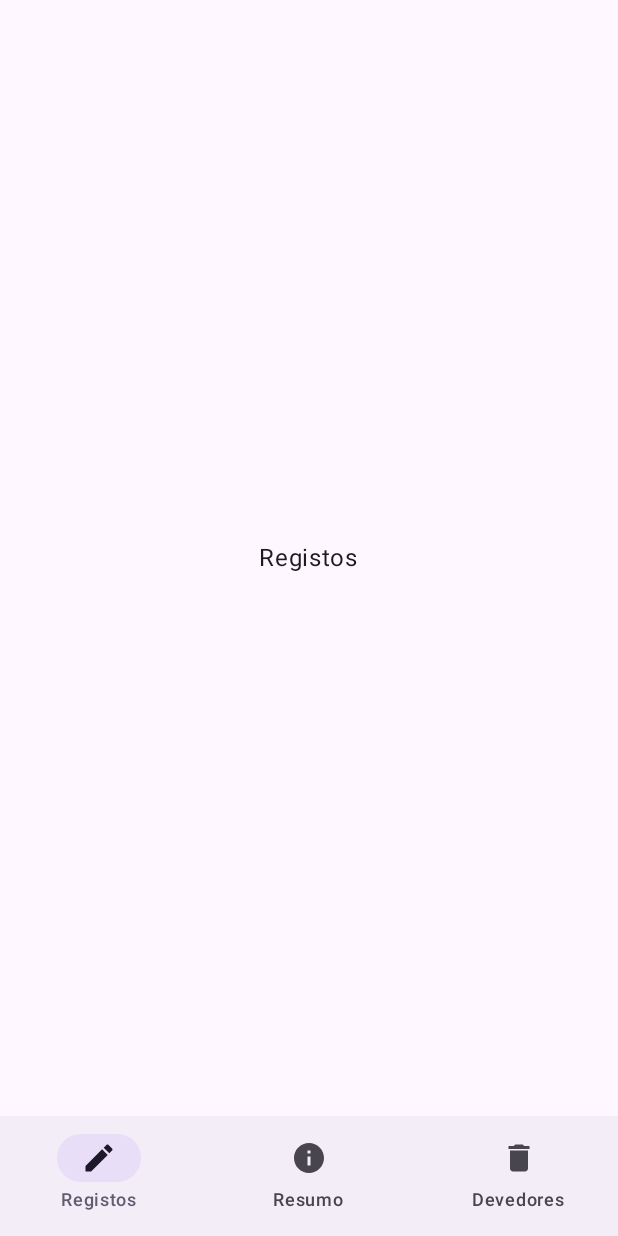
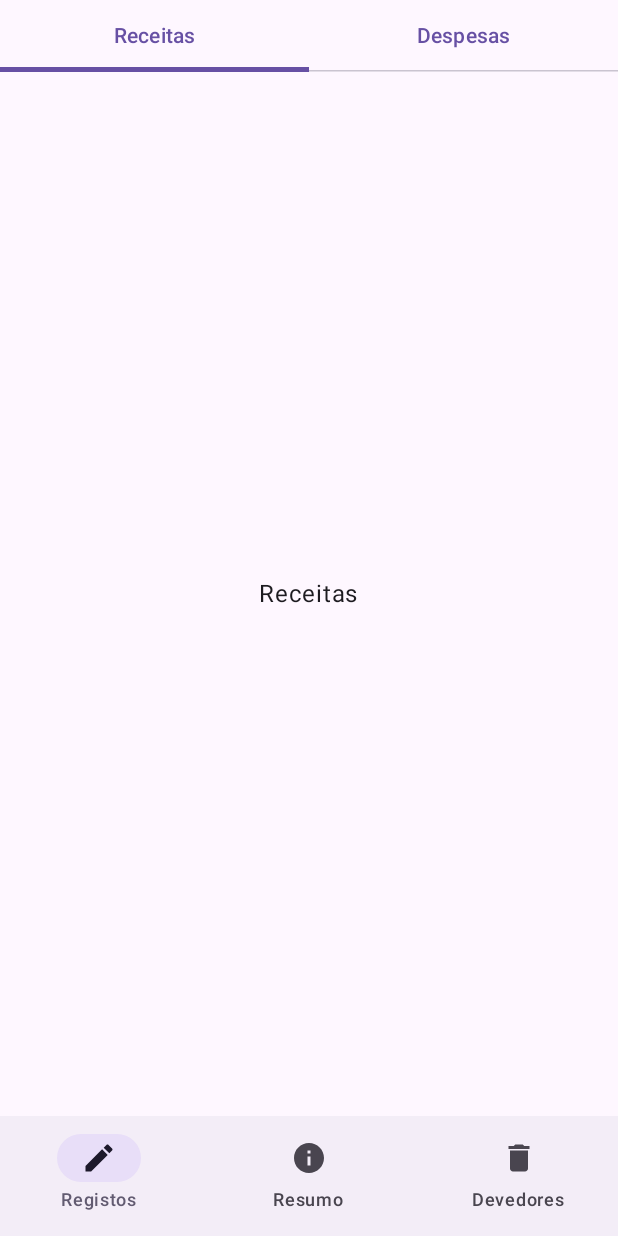
Before and after one commit to M1ngos/Negocio, an Android app built with Jetpack Compose: the RegisterScreen screen opened through its navigation route, on a phone screen of 412 x 824 dp. Run offline under Robolectric (Android 15) with nearby library versions, the phone set to English and light mode, and no system bars.

Commit message:
Registry tab navagation

```diff
--- /dev/null
+++ b/app/src/main/java/com/mobile/negocio/ui/navigation/NavRegistryItem.kt
@@ -0,0 +1,19 @@
+package com.mobile.negocio.ui.navigation
+
+import android.graphics.drawable.Icon
+import androidx.compose.material.icons.Icons
+import androidx.compose.ui.graphics.vector.ImageVector
+
+data class NavRegistryItem(
+    val title: String,
+)
+
+
+val navRegistryItems = listOf(
+    NavRegistryItem(
+        title = "Receitas",
+    ),
+    NavRegistryItem(
+        title = "Despesas",
+    ),
+)
--- a/app/src/main/java/com/mobile/negocio/ui/views/RegisterView.kt
+++ b/app/src/main/java/com/mobile/negocio/ui/views/RegisterView.kt
@@ -1,24 +1,76 @@
 package com.mobile.negocio.ui.views
 
+import androidx.compose.foundation.ExperimentalFoundationApi
 import androidx.compose.foundation.layout.Box
+import androidx.compose.foundation.layout.Column
 import androidx.compose.foundation.layout.fillMaxSize
+import androidx.compose.foundation.layout.fillMaxWidth
+import androidx.compose.foundation.pager.HorizontalPager
+import androidx.compose.foundation.pager.rememberPagerState
+import androidx.compose.material3.Tab
+import androidx.compose.material3.TabRow
 import androidx.compose.material3.Text
 import androidx.compose.runtime.Composable
+import androidx.compose.runtime.LaunchedEffect
+import androidx.compose.runtime.getValue
+import androidx.compose.runtime.mutableStateOf
+import androidx.compose.runtime.remember
+import androidx.compose.runtime.setValue
 import androidx.compose.ui.Alignment
 import androidx.compose.ui.Modifier
 import androidx.compose.ui.res.stringResource
 import com.mobile.negocio.R
+import com.mobile.negocio.ui.navigation.navRegistryItems
 
 
+@OptIn(ExperimentalFoundationApi::class)
 @Composable
 fun RegisterScreen () {
-    Box(
-        modifier = Modifier
-            .fillMaxSize(),
-        contentAlignment = Alignment.Center
-    ) {
-        Text(
-            text = stringResource(id = R.string.nav_register )
-        )
-    }
+   Column (modifier = Modifier
+       .fillMaxSize()
+   ) {
+       var selectedTabIndex by remember {
+           mutableStateOf(0)
+       }
+
+       val pagerState = rememberPagerState {
+           navRegistryItems.size
+       }
+
+       LaunchedEffect(selectedTabIndex) {
+           pagerState.animateScrollToPage(selectedTabIndex)
+       }
+
+       LaunchedEffect(pagerState.currentPage) {
+           selectedTabIndex = pagerState.currentPage
+       }
+
+       TabRow(selectedTabIndex = selectedTabIndex ) {
+            navRegistryItems.forEachIndexed { index, navRegistryItem ->
+                Tab(
+                    selected = index == selectedTabIndex,
+                    onClick = {
+                        selectedTabIndex = index
+                    },
+                    text = {
+                        Text(text = navRegistryItem.title)
+                    }
+                )
+            }
+        }
+
+       HorizontalPager(
+           state = pagerState,
+           modifier = Modifier
+               .fillMaxWidth()
+               .weight(1f)
+       ) {index ->
+          Box(
+              modifier = Modifier.fillMaxSize(),
+              contentAlignment = Alignment.Center
+          ) {
+            Text(text = navRegistryItems[index].title)
+          }
+       }
+   }
 }
```
